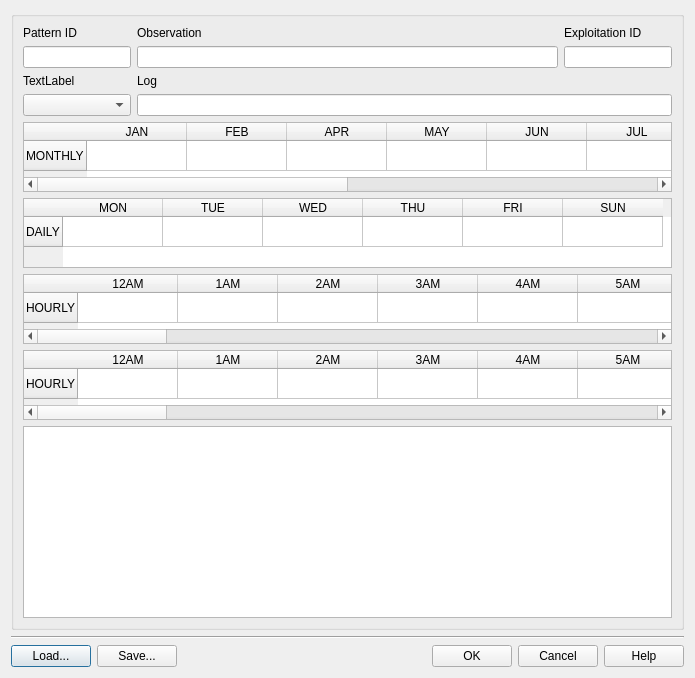
This is core/ui/toolbars/epa/nonvisual_pattern_ud.ui in Giswater/giswater_qgis_plugin as Qt 5 draws it before an edit. The edited form follows.
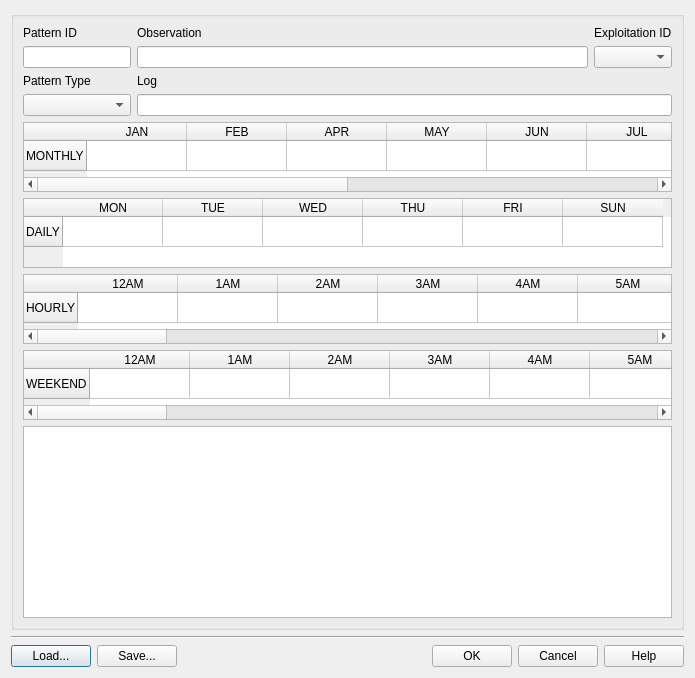
This is the edited form.

Commit message: Add logic to ud patterns dialog #859

The edit to the form file:
```diff
--- a/core/ui/toolbars/epa/nonvisual_pattern_ud.ui
+++ b/core/ui/toolbars/epa/nonvisual_pattern_ud.ui
@@ -159,17 +159,7 @@
         <item row="2" column="0">
          <widget class="QLabel" name="lbl_pattern_type">
           <property name="text">
-           <string>TextLabel</string>
-          </property>
-         </widget>
-        </item>
-        <item row="1" column="2">
-         <widget class="QLineEdit" name="txt_expl_id">
-          <property name="sizePolicy">
-           <sizepolicy hsizetype="Minimum" vsizetype="Fixed">
-            <horstretch>0</horstretch>
-            <verstretch>0</verstretch>
-           </sizepolicy>
+           <string>Pattern Type</string>
           </property>
          </widget>
         </item>
@@ -192,6 +182,9 @@
           </property>
          </widget>
         </item>
+        <item row="1" column="2">
+         <widget class="QComboBox" name="cmb_expl_id"/>
+        </item>
        </layout>
       </item>
       <item row="1" column="0" colspan="2">
@@ -212,7 +205,7 @@
           </property>
           <row>
            <property name="text">
-            <string>HOURLY</string>
+            <string>WEEKEND</string>
            </property>
           </row>
           <column>
```
The commit also changes 1 other file.
